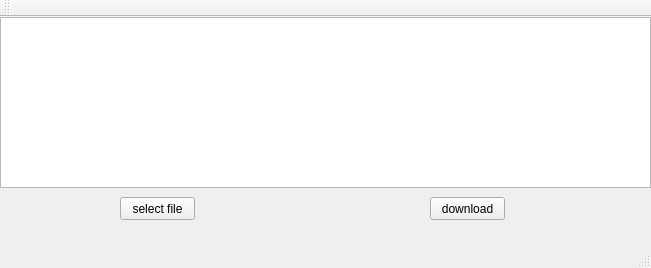
The window that QCoolDownlaod.ui (flyiscool/QCoolDownloader) describes before a commit, drawn with Qt 5.
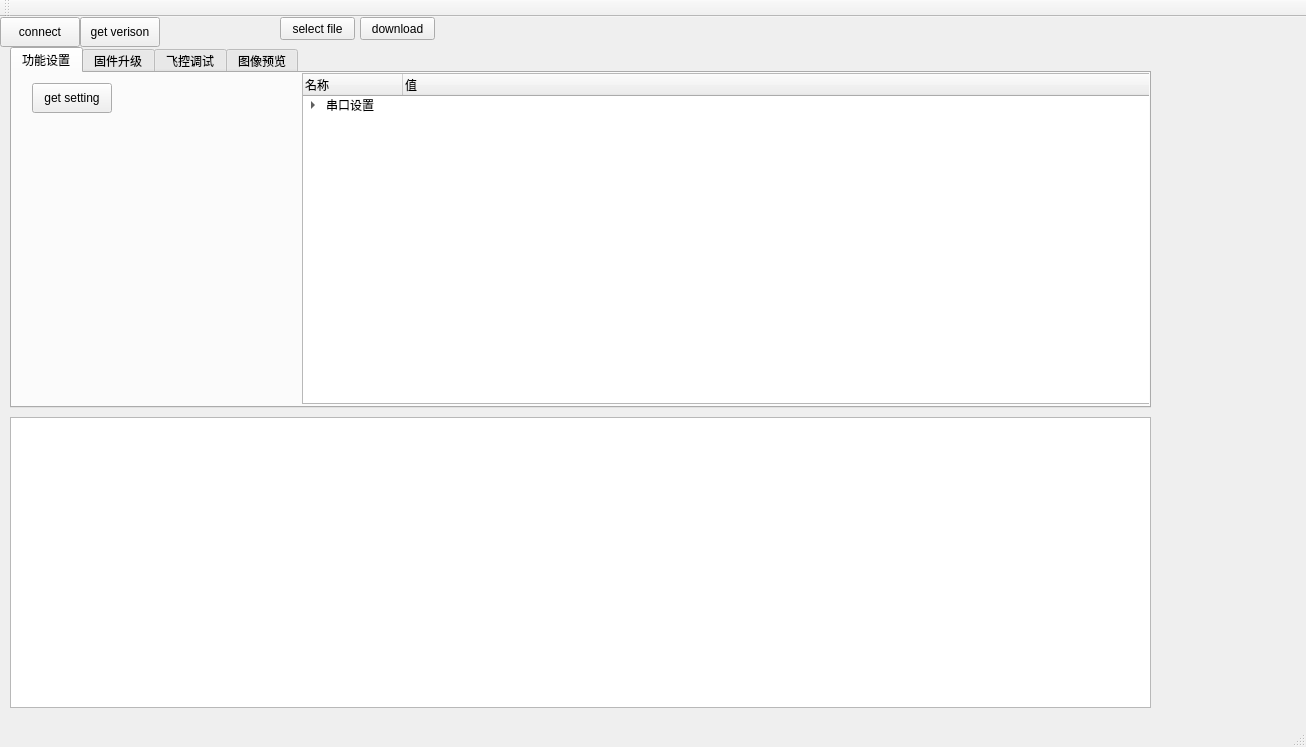
The same window after the commit. The open tabs and pages were chosen to show the change.

What changed in the file:
```diff
--- a/QCoolDownlaod.ui
+++ b/QCoolDownlaod.ui
@@ -2,12 +2,15 @@
 <ui version="4.0">
  <class>QCoolDownlaodClass</class>
  <widget class="QMainWindow" name="QCoolDownlaodClass">
+  <property name="windowModality">
+   <enum>Qt::NonModal</enum>
+  </property>
   <property name="geometry">
    <rect>
     <x>0</x>
     <y>0</y>
-    <width>651</width>
-    <height>268</height>
+    <width>1306</width>
+    <height>747</height>
    </rect>
   </property>
   <property name="windowTitle">
@@ -17,18 +20,57 @@
    <widget class="QTextBrowser" name="textBrowser">
     <property name="geometry">
      <rect>
+      <x>10</x>
+      <y>400</y>
+      <width>1141</width>
+      <height>291</height>
+     </rect>
+    </property>
+   </widget>
+   <widget class="QPushButton" name="download_pt">
+    <property name="geometry">
+     <rect>
+      <x>360</x>
+      <y>0</y>
+      <width>75</width>
+      <height>23</height>
+     </rect>
+    </property>
+    <property name="text">
+     <string>download</string>
+    </property>
+   </widget>
+   <widget class="QPushButton" name="sel_connect">
+    <property name="geometry">
+     <rect>
       <x>0</x>
       <y>0</y>
-      <width>651</width>
-      <height>171</height>
+      <width>80</width>
+      <height>30</height>
      </rect>
+    </property>
+    <property name="text">
+     <string>connect</string>
+    </property>
+   </widget>
+   <widget class="QPushButton" name="sel_get_verison">
+    <property name="geometry">
+     <rect>
+      <x>80</x>
+      <y>0</y>
+      <width>80</width>
+      <height>30</height>
+     </rect>
+    </property>
+    <property name="text">
+     <string>get verison</string>
     </property>
    </widget>
    <widget class="QPushButton" name="sel_bt">
     <property name="geometry">
      <rect>
-      <x>120</x>
-      <y>180</y>
+      <x>280</x>
+      <y>0</y>
       <width>75</width>
       <height>23</height>
      </rect>
@@ -37,27 +79,130 @@
      <string>select file</string>
     </property>
    </widget>
-   <widget class="QPushButton" name="download_pt">
+   <widget class="QTabWidget" name="tabWidget">
     <property name="geometry">
      <rect>
-      <x>430</x>
-      <y>180</y>
-      <width>75</width>
-      <height>23</height>
+      <x>10</x>
+      <y>30</y>
+      <width>1141</width>
+      <height>361</height>
      </rect>
     </property>
-    <property name="text">
-     <string>download</string>
+    <property name="currentIndex">
+     <number>2</number>
     </property>
+    <widget class="QWidget" name="tab_setting">
+     <attribute name="title">
+      <string>功能设置</string>
+     </attribute>
+     <widget class="QPushButton" name="bt_get_setting">
+      <property name="geometry">
+       <rect>
+        <x>20</x>
+        <y>10</y>
+        <width>80</width>
+        <height>30</height>
+       </rect>
+      </property>
+      <property name="text">
+       <string>get setting</string>
+      </property>
+     </widget>
+     <widget class="QTreeWidget" name="treeWidget">
+      <property name="geometry">
+       <rect>
+        <x>290</x>
+        <y>0</y>
+        <width>881</width>
+        <height>331</height>
+       </rect>
+      </property>
+      <column>
+       <property name="text">
+        <string>名称</string>
+       </property>
+      </column>
+      <column>
+       <property name="text">
+        <string>值</string>
+       </property>
+      </column>
+      <item>
+       <property name="text">
+        <string>串口设置</string>
+       </property>
+       <property name="text">
+        <string/>
+       </property>
+       <item>
+        <property name="text">
+         <string>UART3波特率</string>
+        </property>
+       </item>
+       <item>
+        <property name="text">
+         <string>UART3工作模式</string>
+        </property>
+       </item>
+      </item>
+     </widget>
+    </widget>
+    <widget class="QWidget" name="tab">
+     <attribute name="title">
+      <string>固件升级</string>
+     </attribute>
+    </widget>
+    <widget class="QWidget" name="tab_debug">
+     <attribute name="title">
+      <string>飞控调试</string>
+     </attribute>
+     <widget class="QPushButton" name="bt_flydebugstart">
+      <property name="geometry">
+       <rect>
+        <x>10</x>
+        <y>20</y>
+        <width>81</width>
+        <height>23</height>
+       </rect>
+      </property>
+      <property name="text">
+       <string>读取调试数据</string>
+      </property>
+     </widget>
+     <widget class="QPushButton" name="bt_flydebugstop">
+      <property name="geometry">
+       <rect>
+        <x>120</x>
+        <y>20</y>
+        <width>81</width>
+        <height>23</height>
+       </rect>
+      </property>
+      <property name="text">
+       <string>停止</string>
+      </property>
+     </widget>
+    </widget>
+    <widget class="QWidget" name="tab_2">
+     <attribute name="title">
+      <string>图像预览</string>
+     </attribute>
+    </widget>
    </widget>
+   <zorder>tabWidget</zorder>
+   <zorder>textBrowser</zorder>
+   <zorder>download_pt</zorder>
+   <zorder>sel_connect</zorder>
+   <zorder>sel_get_verison</zorder>
+   <zorder>sel_bt</zorder>
   </widget>
   <widget class="QMenuBar" name="menuBar">
    <property name="geometry">
     <rect>
      <x>0</x>
      <y>0</y>
-     <width>651</width>
-     <height>23</height>
+     <width>1306</width>
+     <height>22</height>
     </rect>
    </property>
   </widget>
```
